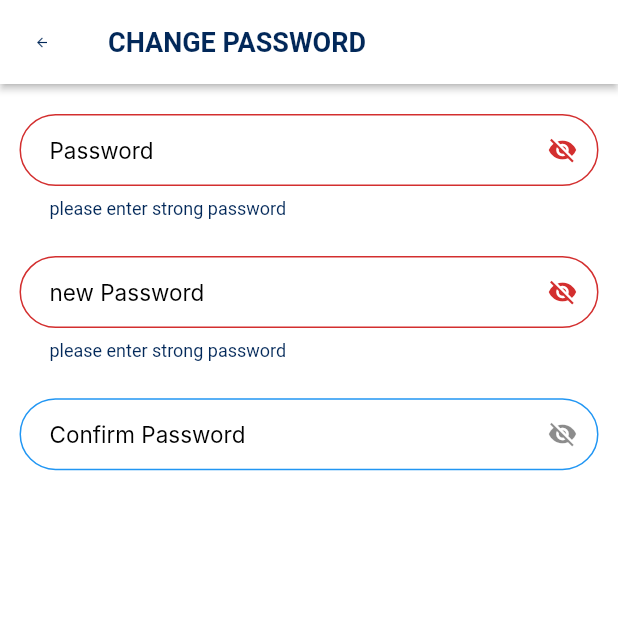
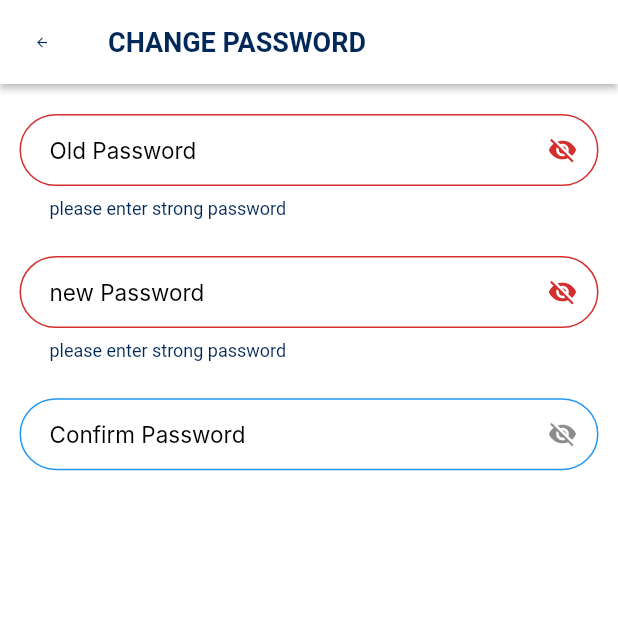
Before and after one commit to Damodar009/salesforce, a Flutter app: the ChangePasswordScreen screen opened directly, after a tap on "Save", on a phone screen of 412 x 824 dp, the top half of it. Run offline on Flutter 3.47's test engine with Material 2 defaults, Android fonts, the phone set to English and light mode, and no system bars; our stand-ins replace bloc, dartz, date_time_picker, dio, equatable, flutter_bloc and 14 more; missing offline and left inert: dart:ffi, mac_address; accounts and stored records are empty; Roboto replaces fonts that are missing (DMSans, Inter).

```diff
--- a/lib/data/datasource/remoteSource/remotesource.dart
+++ b/lib/data/datasource/remoteSource/remotesource.dart
@@ -138,6 +138,7 @@ class RemoteSourceImplementation implements RemoteSource {
         throw ServerException();
       }
     } on DioError catch (e) {
+      print(e);
       throw ServerException();
     }
   }
@@ -178,7 +179,10 @@ class RemoteSourceImplementation implements RemoteSource {
           headers: <String, String>{'Authorization': 'Bearer ' + accessToken!},
         ),
       );
+      print("this is change passowrd");
+      print(response.statusCode);
       if (response.data["status"] == true) {
+        print("print(response.statusCode);");
         return Future.value('Success');
       } else {
         throw ServerException();
--- a/lib/presentation/blocs/auth_bloc/auth_event.dart
+++ b/lib/presentation/blocs/auth_bloc/auth_event.dart
@@ -8,7 +8,8 @@ abstract class AuthEvent extends Equatable {
 }
 
 class LoginAttemptEvent extends AuthEvent {
-  const LoginAttemptEvent({required this.username, required this.password});
+  const LoginAttemptEvent(
+      {required this.username, required this.password});
 
   final String username;
   final String password;
@@ -21,7 +22,9 @@ class ChangePasswordEvent extends AuthEvent {
   final String oldPassword;
   final String newPassword;
 
-  ChangePasswordEvent({required this.oldPassword, required this.newPassword});
+  const ChangePasswordEvent(
+      {required this.oldPassword, required this.newPassword});
+
   @override
   // TODO: implement props
   List<Object> get props => [oldPassword, newPassword];
@@ -31,6 +34,7 @@ class ResetPasswordEvent extends AuthEvent {
   final String newPassword;
 
   ResetPasswordEvent({required this.newPassword});
+
   @override
   // TODO: implement props
   List<Object> get props => [newPassword];
--- a/lib/presentation/pages/changePasswordPage.dart
+++ b/lib/presentation/pages/changePasswordPage.dart
@@ -65,9 +65,9 @@ class _ChangePasswordScreenState extends State<ChangePasswordScreen> {
                         return null;
                       }
                     },
-                    controller: _newPasswordController,
+                    controller: _oldPasswordController,
                     obsecureText: obsecureTextNewPassword,
-                    hintText: 'Password',
+                    hintText: 'Old Password',
                     obsecureText1: () {
                       setState(() {
                         obsecureTextNewPassword = !obsecureTextNewPassword;
@@ -85,7 +85,7 @@ class _ChangePasswordScreenState extends State<ChangePasswordScreen> {
                         return null;
                       }
                     },
-                    controller: _oldPasswordController,
+                    controller: _newPasswordController,
                     obsecureText: obsecureTextOldPassword,
                     hintText: 'new Password',
                     obsecureText1: () {
@@ -100,7 +100,7 @@ class _ChangePasswordScreenState extends State<ChangePasswordScreen> {
                     showObsecureIcon: true,
                     validator: (value) {
                       if (!Validators.isValidConfirmPassword(
-                          _oldPasswordController.text,
+                          _newPasswordController.text,
                           _reTypePasswordController.text)) {
                         return "Confirm password does not match";
                       } else {
```
Also changed, not shown: lib/presentation/pages/editProfile.dart (+5 -7 lines).
